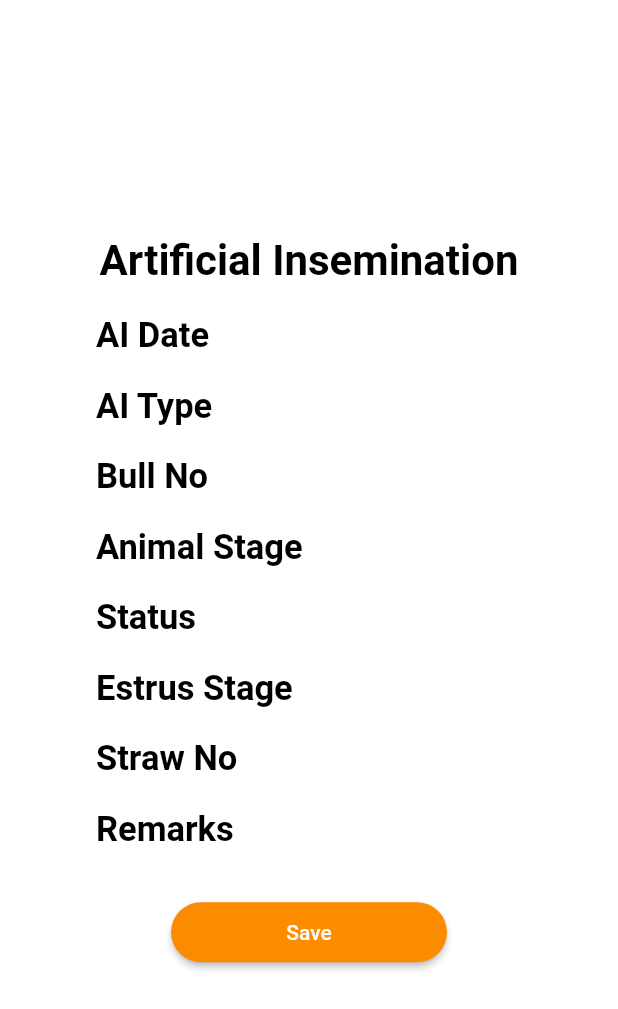
After one commit to akshaydhone/flutter_gallery, a Flutter app: the AIPage screen opened directly, on a phone screen of 412 x 824 dp. The commit adds this screen. Shown: the top 1009 px of the screen. Run offline on Flutter 3.47's test engine with Material 2 defaults, Android fonts, the phone set to English and light mode, and no system bars.

Commit message:
added text view below images

```diff
--- /dev/null
+++ b/lib/artificial_insemination.dart
@@ -0,0 +1,197 @@
+import 'package:flutter/material.dart';
+import 'package:flutter_gallery/artificial_insemination.dart';
+import 'main.dart';
+import 'dataStore.dart';
+
+class AIPage extends StatefulWidget {
+  static String tag = 'ai-page';
+  @override
+  _AIPageState createState() => new _AIPageState();
+}
+
+class _AIPageState extends State<AIPage> {
+  @override
+  Widget build(BuildContext context) {
+
+
+    final aisemination = Padding(
+      padding: EdgeInsets.symmetric(vertical: 5.0,horizontal: 10.0),
+
+      child: Text(
+
+        'Artificial Insemination',
+        style: TextStyle(fontSize: 28.0, color: Colors.black,fontWeight: FontWeight.bold),
+        textAlign: TextAlign.center,
+      ),
+    );
+
+
+
+
+
+
+    final a1 = Padding(
+      padding: EdgeInsets.symmetric(vertical: 5.0,horizontal: 10.0),
+
+      child: Text(
+
+        'AI Date',
+        style: TextStyle(fontSize: 23.0, color: Colors.black,fontWeight: FontWeight.bold),
+        textAlign: TextAlign.left,
+      ),
+    );
+
+
+
+
+    final a2= Padding(
+      padding: EdgeInsets.symmetric(vertical: 5.0,horizontal: 10.0),
+
+      child: Text(
+
+        'AI Type',
+        style: TextStyle(fontSize: 23.0, color: Colors.black,fontWeight: FontWeight.bold),
+        textAlign: TextAlign.left,
+      ),
+    );
+
+
+    final a3= Padding(
+      padding: EdgeInsets.symmetric(vertical: 5.0,horizontal: 10.0),
+
+      child: Text(
+
+        'Bull No',
+        style: TextStyle(fontSize: 23.0, color: Colors.black,fontWeight: FontWeight.bold),
+        textAlign: TextAlign.left,
+      ),
+    );
+
+
+
+
+
+
+    final a4= Padding(
+      padding: EdgeInsets.symmetric(vertical: 5.0,horizontal: 10.0),
+
+      child: Text(
+
+        'Animal Stage',
+        style: TextStyle(fontSize: 23.0, color: Colors.black,fontWeight: FontWeight.bold),
+        textAlign: TextAlign.left,
+      ),
+    );
+
+
+    final a5= Padding(
+      padding: EdgeInsets.symmetric(vertical: 5.0,horizontal: 10.0),
+
+      child: Text(
+
+        'Status',
+        style: TextStyle(fontSize: 23.0, color: Colors.black,fontWeight: FontWeight.bold),
+        textAlign: TextAlign.left,
+      ),
+    );
+
+
+    final a6= Padding(
+      padding: EdgeInsets.symmetric(vertical: 5.0,horizontal: 10.0),
+
+      child: Text(
+
+        'Estrus Stage',
+        style: TextStyle(fontSize: 23.0, color: Colors.black,fontWeight: FontWeight.bold),
+        textAlign: TextAlign.left,
+      ),
+    );
+
+
+    final a7= Padding(
+      padding: EdgeInsets.symmetric(vertical: 5.0,horizontal: 10.0),
+
+      child: Text(
+
+        'Straw No',
+        style: TextStyle(fontSize: 23.0, color: Colors.black,fontWeight: FontWeight.bold),
+        textAlign: TextAlign.left,
+      ),
+    );
+
+
+
+    final a8= Padding(
+      padding: EdgeInsets.symmetric(vertical: 5.0,horizontal: 10.0),
+
+      child: Text(
+
+        'Remarks',
+        style: TextStyle(fontSize: 23.0, color: Colors.black,fontWeight: FontWeight.bold),
+        textAlign: TextAlign.left,
+      ),
+    );
+
+
+
+
+
+    final saveButton = Padding(
+
+      padding: EdgeInsets.symmetric(vertical: 16.0,horizontal: 60.0),
+
+
+      child: RaisedButton(
+
+        shape: RoundedRectangleBorder(
+          borderRadius: BorderRadius.circular(24),
+
+        ),
+        onPressed: () {
+          Navigator.of(context).pushNamed(AIPage.tag);
+        },
+        padding: EdgeInsets.all(12),
+        color: Colors.orange[600],
+
+        child: Text('Save',style: TextStyle(color: Colors.white)),
+
+      ),
+    );
+
+
+
+    return Scaffold(
+      backgroundColor: Colors.white,
+      body: Center(
+        child: ListView(
+          shrinkWrap: true,
+          padding: EdgeInsets.only(left: 54.0, right: 54.0),
+          children: <Widget>[
+            aisemination,
+            SizedBox(height: 10.0),
+            a1,
+            SizedBox(height: 10.0),
+            a2,
+            SizedBox(height: 10.0),
+            a3,
+            SizedBox(height: 10.0),
+            a4,
+            SizedBox(height: 10.0),
+            a5,
+            SizedBox(height: 10.0),
+            a6,
+            SizedBox(height: 10.0),
+            a7,
+            SizedBox(height: 10.0),
+            a8,
+            SizedBox(height: 10.0),
+            saveButton,
+            SizedBox(height: 10.0),
+
+
+          ],
+        ),
+      ),
+    );
+  }
+}
```
Also changed, not shown: lib/dataStore.dart (added, +71 -0 lines), lib/main.dart (+7 -11 lines).
